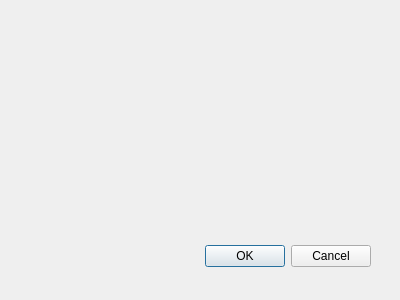
Above: dialog.ui from Vital31/211_331_Sokolov before the change. Below: the same form after it.
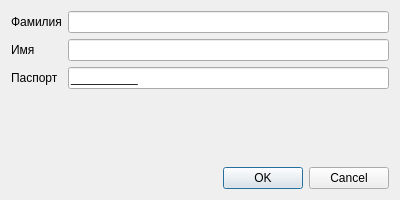
That is the form after the change.

Patch:
```diff
--- a/dialog.ui
+++ b/dialog.ui
@@ -7,28 +7,62 @@
     <x>0</x>
     <y>0</y>
     <width>400</width>
-    <height>300</height>
+    <height>200</height>
    </rect>
   </property>
   <property name="windowTitle">
    <string>Dialog</string>
   </property>
-  <widget class="QDialogButtonBox" name="buttonBox">
-   <property name="geometry">
-    <rect>
-     <x>30</x>
-     <y>240</y>
-     <width>341</width>
-     <height>32</height>
-    </rect>
-   </property>
-   <property name="orientation">
-    <enum>Qt::Orientation::Horizontal</enum>
-   </property>
-   <property name="standardButtons">
-    <set>QDialogButtonBox::StandardButton::Cancel|QDialogButtonBox::StandardButton::Ok</set>
-   </property>
-  </widget>
+  <layout class="QVBoxLayout" name="verticalLayout">
+   <item>
+    <layout class="QFormLayout" name="formLayout">
+     <item row="0" column="0">
+      <widget class="QLabel" name="labelSurname">
+       <property name="text">
+        <string>Фамилия</string>
+       </property>
+      </widget>
+     </item>
+     <item row="0" column="1">
+      <widget class="QLineEdit" name="lineEditSurname"/>
+     </item>
+     <item row="1" column="0">
+      <widget class="QLabel" name="labelName">
+       <property name="text">
+        <string>Имя</string>
+       </property>
+      </widget>
+     </item>
+     <item row="1" column="1">
+      <widget class="QLineEdit" name="lineEditName"/>
+     </item>
+     <item row="2" column="0">
+      <widget class="QLabel" name="labelPassport">
+       <property name="text">
+        <string>Паспорт</string>
+       </property>
+      </widget>
+     </item>
+     <item row="2" column="1">
+      <widget class="QLineEdit" name="lineEditPassport">
+       <property name="inputMask">
+        <string>0000000000;_</string>
+       </property>
+      </widget>
+     </item>
+    </layout>
+   </item>
+   <item>
+    <widget class="QDialogButtonBox" name="buttonBox">
+     <property name="orientation">
+      <enum>Qt::Horizontal</enum>
+     </property>
+     <property name="standardButtons">
+      <set>QDialogButtonBox::Cancel|QDialogButtonBox::Ok</set>
+     </property>
+    </widget>
+   </item>
+  </layout>
  </widget>
  <resources/>
  <connections>
```
Left out of the diff: 37 changed lines with no effect on the pictures.
